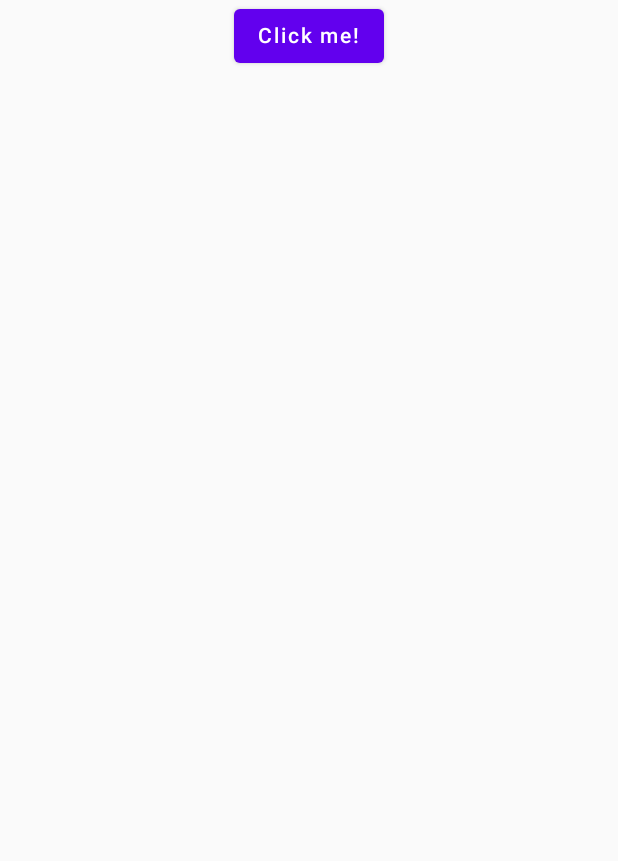
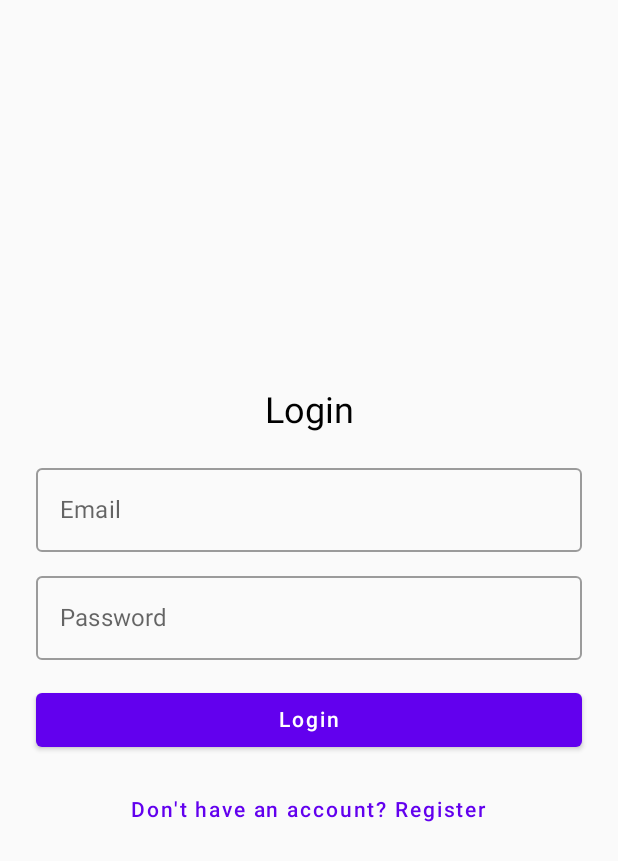
Before and after one commit to yotam4249/KotlimProjectKMM, an Android app built with Jetpack Compose: the screen it shows after launch (MainActivity), on a phone screen of 412 x 824 dp. Shown: the top 861 px of the screen. Run offline under Robolectric (Android 15) with nearby library versions, the phone set to English and light mode, and no system bars; our stand-ins replace Firebase (no records; nobody signed in at launch, a user with empty details on screens opened directly).

Commit message:
Android - google auth
login and registration

```diff
--- a/composeApp/build.gradle.kts
+++ b/composeApp/build.gradle.kts
@@ -7,6 +7,7 @@ plugins {
     alias(libs.plugins.androidApplication)
     alias(libs.plugins.composeMultiplatform)
     alias(libs.plugins.composeCompiler)
+    alias(libs.plugins.google.services)
 }
 
 kotlin {
@@ -65,5 +66,7 @@ android {
 }
 
 dependencies {
+    implementation(libs.firebase.common.ktx)
+    implementation(libs.androidx.navigation.compose)
     debugImplementation(compose.uiTooling)
 }
--- a/composeApp/src/androidMain/AndroidManifest.xml
+++ b/composeApp/src/androidMain/AndroidManifest.xml
@@ -1,5 +1,6 @@
 <?xml version="1.0" encoding="utf-8"?>
-<manifest xmlns:android="http://schemas.android.com/apk/res/android">
+<manifest xmlns:android="http://schemas.android.com/apk/res/android"
+    package="org.example.project">
 
     <application
         android:allowBackup="true"
--- a/composeApp/src/androidMain/kotlin/org/example/project/App.kt
+++ /dev/null
@@ -1,37 +0,0 @@
-package org.example.project
-
-import androidx.compose.animation.AnimatedVisibility
-import androidx.compose.foundation.Image
-import androidx.compose.foundation.layout.Column
-import androidx.compose.foundation.layout.fillMaxWidth
-import androidx.compose.material.Button
-import androidx.compose.material.MaterialTheme
-import androidx.compose.material.Text
-import androidx.compose.runtime.*
-import androidx.compose.ui.Alignment
-import androidx.compose.ui.Modifier
-import org.jetbrains.compose.resources.painterResource
-import org.jetbrains.compose.ui.tooling.preview.Preview
-
-import kotlinprojectkmm.composeapp.generated.resources.Res
-import kotlinprojectkmm.composeapp.generated.resources.compose_multiplatform
-
-@Composable
-@Preview
-fun App() {
-    MaterialTheme {
-        var showContent by remember { mutableStateOf(false) }
-        Column(Modifier.fillMaxWidth(), horizontalAlignment = Alignment.CenterHorizontally) {
-            Button(onClick = { showContent = !showContent }) {
-                Text("Click me!")
-            }
-            AnimatedVisibility(showContent) {
-                val greeting = remember { Greeting().greet() }
-                Column(Modifier.fillMaxWidth(), horizontalAlignment = Alignment.CenterHorizontally) {
-                    Image(painterResource(Res.drawable.compose_multiplatform), null)
-                    Text("Compose: $greeting")
-                }
-            }
-        }
-    }
-}
--- /dev/null
+++ b/composeApp/src/androidMain/kotlin/org/example/project/Screens/authScreens/loginScreen.kt
@@ -0,0 +1,147 @@
+
+package org.example.project.Screens.authScreens
+
+import androidx.compose.foundation.layout.*
+import androidx.compose.material.*
+import androidx.compose.runtime.*
+import androidx.compose.ui.Alignment
+import androidx.compose.ui.Modifier
+import androidx.compose.ui.graphics.Color
+import androidx.compose.ui.layout.AlignmentLine
+import androidx.compose.ui.platform.LocalInspectionMode
+import androidx.compose.ui.text.input.PasswordVisualTransformation
+import androidx.compose.ui.tooling.preview.Preview
+import androidx.compose.ui.unit.dp
+import androidx.compose.ui.unit.sp
+import kotlinx.coroutines.launch
+import org.example.project.auth.AuthService
+import org.example.project.auth.AuthServiceFactory
+
+@Composable
+fun loginScreen(
+    onNavigateToRegister: () -> Unit,
+    onLoginSuccess: () -> Unit
+) {
+    var email by remember { mutableStateOf("") }
+    var password by remember { mutableStateOf("") }
+    var emailError by remember { mutableStateOf(false) }
+    var passwordError by remember { mutableStateOf(false) }
+    var generalError by remember { mutableStateOf<String?>(null) }
+    var isLoading by remember { mutableStateOf(false) }
+
+    val isInPreview = LocalInspectionMode.current
+
+    // Only create service when not in preview mode
+    val authService: AuthService? = remember {
+        if (!isInPreview) AuthServiceFactory().createAuthService() else null
+    }
+
+    val coroutineScope = rememberCoroutineScope()
+
+    Column(
+        modifier = Modifier
+            .fillMaxSize()
+            .padding(24.dp),
+        verticalArrangement = Arrangement.Center
+    ) {
+        Text("Login",
+            style = MaterialTheme.typography.h5,
+            modifier = Modifier.align(Alignment.CenterHorizontally)
+            )
+
+        Spacer(Modifier.height(16.dp))
+
+        OutlinedTextField(
+            value = email,
+            onValueChange = {
+                email = it
+                emailError = false
+            },
+            label = { Text("Email") },
+            isError = emailError,
+            modifier = Modifier.fillMaxWidth()
+        )
+        if (emailError) {
+            Text("Email is required", color = Color.Red, fontSize = 12.sp)
+        }
+
+        Spacer(Modifier.height(8.dp))
+
+        OutlinedTextField(
+            value = password,
+            onValueChange = {
+                password = it
+                passwordError = false
+            },
+            label = { Text("Password") },
+            visualTransformation = PasswordVisualTransformation(),
+            isError = passwordError,
+            modifier = Modifier.fillMaxWidth()
+        )
+        if (passwordError) {
+            Text("Password is required", color = Color.Red, fontSize = 12.sp)
+        }
+
+        Spacer(Modifier.height(16.dp))
+
+        Button(
+            onClick = {
+                emailError = email.isBlank()
+                passwordError = password.isBlank()
+                if (emailError || passwordError) return@Button
+
+                if (!isInPreview && authService != null) {
+                    isLoading = true
+                    generalError = null
+
+                    coroutineScope.launch {
+                        val result = authService.login(email, password)
+                        isLoading = false
+                        if (result.success) {
+                            onLoginSuccess()
+                        } else {
+                            generalError = result.errorMessage ?: "Login failed"
+                        }
+                    }
+                }
+            },
+            modifier = Modifier.fillMaxWidth()
+        ) {
+            if (isLoading) {
+                CircularProgressIndicator(
+                    modifier = Modifier
+                        .size(20.dp)
+                        .padding(end = 8.dp),
+                    strokeWidth = 2.dp
+                )
+            } else {
+                Text("Login")
+            }
+        }
+
+        generalError?.let {
+            Spacer(Modifier.height(8.dp))
+            Text(it, color = Color.Red)
+        }
+
+        Spacer(Modifier.height(12.dp))
+
+        TextButton(
+            onClick = onNavigateToRegister,
+            modifier = Modifier.align(Alignment.CenterHorizontally)
+        ) {
+            Text("Don't have an account? Register")
+        }
+    }
+}
+
+@Preview(showBackground = true, name = "LoginScreen Preview")
+@Composable
+fun LoginScreen() {
+    MaterialTheme {
+        loginScreen(
+            onNavigateToRegister = {},
+            onLoginSuccess = {}
+        )
+    }
+}
--- /dev/null
+++ b/composeApp/src/androidMain/kotlin/org/example/project/navigation/nav_graph.kt
@@ -0,0 +1,44 @@
+package org.example.project.navigation
+
+import androidx.compose.runtime.Composable
+import androidx.navigation.compose.NavHost
+import androidx.navigation.compose.composable
+import androidx.navigation.compose.rememberNavController
+import org.example.project.Screens.appScreens.homeScreen
+import org.example.project.Screens.authScreens.loginScreen
+import org.example.project.Screens.authScreens.registerScreen
+
+@Composable
+fun App(){
+    val navController = rememberNavController()
+
+    NavHost(navController = navController, startDestination = "login"){
+        composable("login"){
+            loginScreen(
+                onLoginSuccess = {
+                    navController.navigate("home") {
+                        popUpTo("login") { inclusive = true }
+                    }
+                },
+                onNavigateToRegister = {
+                    navController.navigate("register")
+                }
+            )
+        }
+        composable("register"){
+            registerScreen(
+                onRegisterSuccess = {
+                    navController.navigate("home"){
+                        popUpTo("login") { inclusive = true }
+                    }
+                },
+                onBackToLogin = {
+                    navController.navigate("login")
+                }
+            )
+        }
+        composable("home"){
+            homeScreen()
+        }
+    }
+}
--- a/shared/build.gradle.kts
+++ b/shared/build.gradle.kts
@@ -5,6 +5,7 @@ plugins {
     alias(libs.plugins.kotlinMultiplatform)
     alias(libs.plugins.androidLibrary)
 }
+
 
 kotlin {
     androidTarget {
@@ -43,3 +44,8 @@ android {
         minSdk = libs.versions.android.minSdk.get().toInt()
     }
 }
+dependencies {
+    implementation(libs.googleid)
+    implementation(libs.firebase.common.ktx)
+    implementation(libs.firebase.auth.ktx)
+}
--- /dev/null
+++ b/shared/src/androidMain/kotlin/org/example/project/auth/AuthServiceFactory.kt
@@ -0,0 +1,5 @@
+package org.example.project.auth
+
+actual class AuthServiceFactory {
+    actual fun createAuthService() : AuthService = FirebaseAuthServiceAndroid()
+}
--- /dev/null
+++ b/shared/src/commonMain/kotlin/org/example/project/auth/AuthServiceFactory.kt
@@ -0,0 +1,5 @@
+package org.example.project.auth
+
+expect class AuthServiceFactory {
+    fun createAuthService() : AuthService
+}
```
Also changed, not shown: composeApp/src/androidMain/kotlin/org/example/project/MainActivity.kt (+4 -7 lines), composeApp/src/androidMain/kotlin/org/example/project/Screens/appScreens/homeScreen.kt (added, +16 -0 lines), composeApp/src/androidMain/kotlin/org/example/project/Screens/authScreens/registerScreen.kt (added, +154 -0 lines), gradle/libs.versions.toml (+9 -0 lines), shared/src/androidMain/kotlin/org/example/project/auth/FirebaseAuthServiceAndroid.kt (added, +31 -0 lines), shared/src/commonMain/kotlin/org/example/project/auth/AuthService.kt (added, +11 -0 lines), gradle.properties (line endings or trailing spaces), 1 other file.
